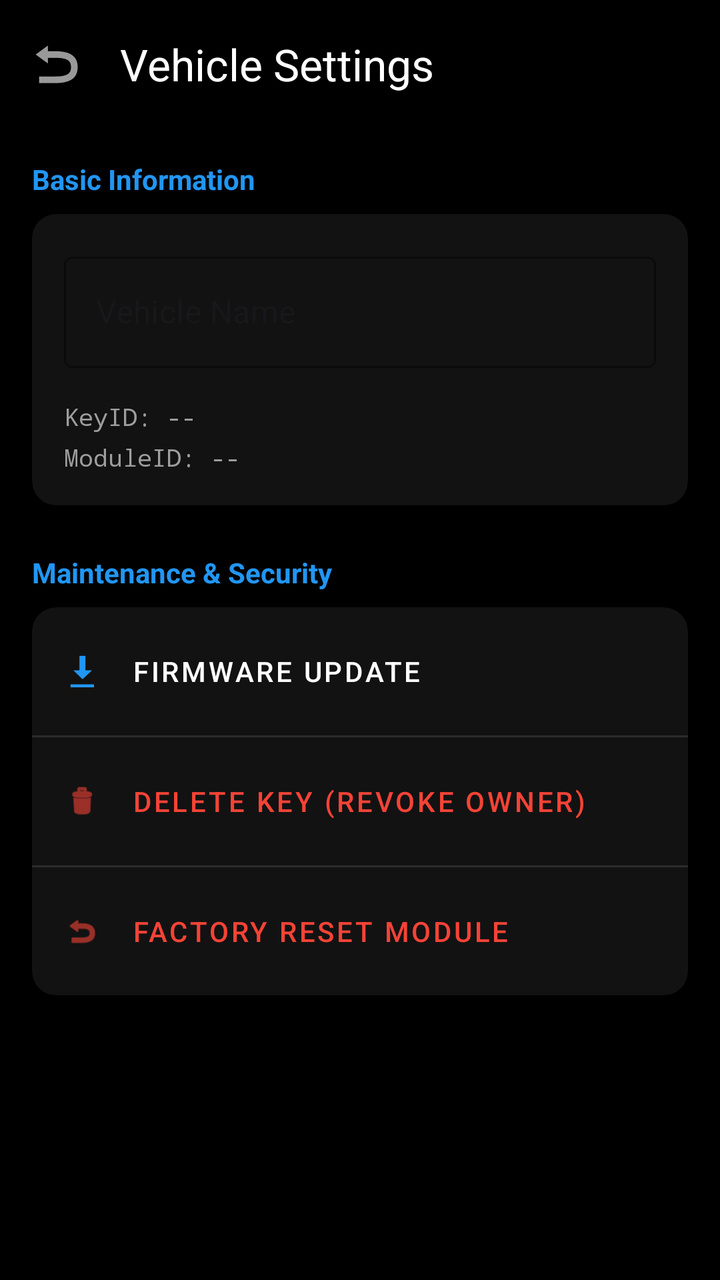
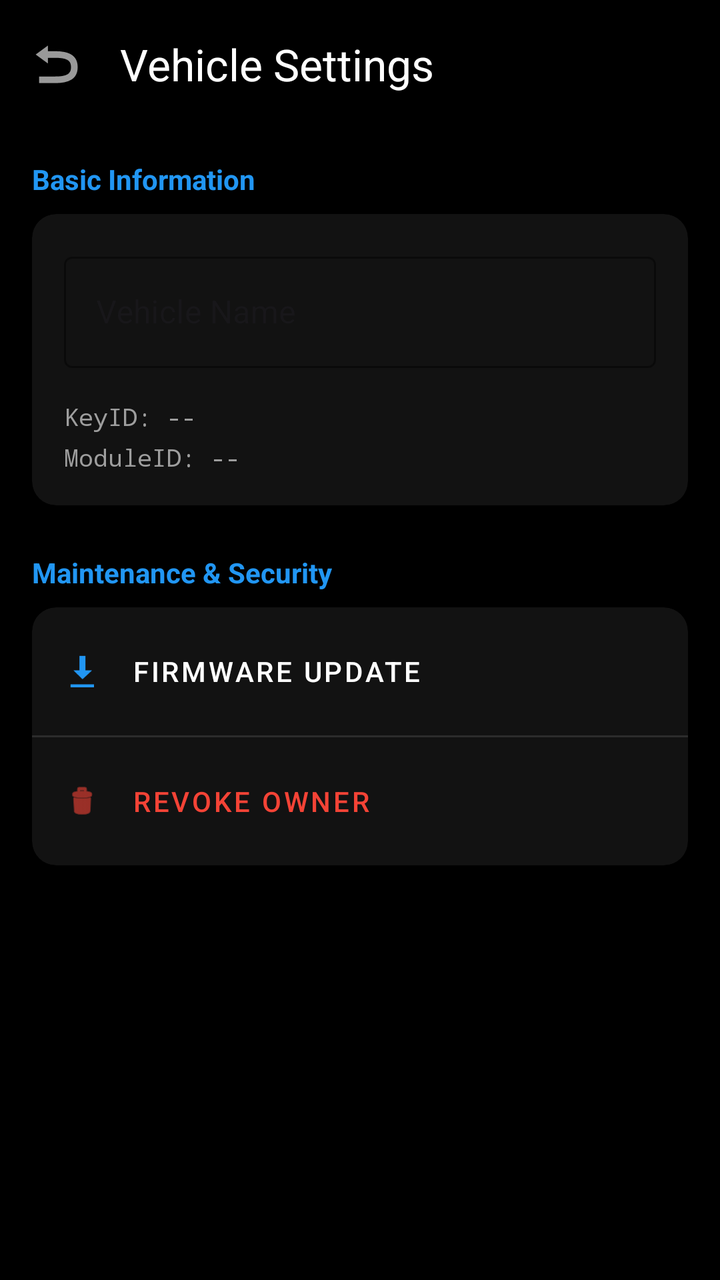

An Android layout rendered at two revisions. The XML below is the earlier revision; the diff shows what the commit changed to produce the second picture.
<!-- AndroidManifest.xml: application theme Theme._100_BasicCrypto -->
<!-- res/layout/activity_settings.xml -->
<?xml version="1.0" encoding="utf-8"?>
<androidx.coordinatorlayout.widget.CoordinatorLayout xmlns:android="http://schemas.android.com/apk/res/android"
    xmlns:app="http://schemas.android.com/apk/res-auto"
    android:layout_width="match_parent"
    android:layout_height="match_parent"
    android:background="@color/black"
    android:fitsSystemWindows="true">

    <com.google.android.material.appbar.AppBarLayout
        android:layout_width="match_parent"
        android:layout_height="wrap_content"
        android:background="@color/black">

        <androidx.appcompat.widget.Toolbar
            android:id="@+id/toolbar_settings"
            android:layout_width="match_parent"
            android:layout_height="?attr/actionBarSize"
            app:navigationIcon="@android:drawable/ic_menu_revert"
            app:navigationIconTint="@color/white"
            app:title="Vehicle Settings"
            app:titleTextColor="@color/white">

            <androidx.appcompat.widget.ActionMenuView
                android:layout_width="wrap_content"
                android:layout_height="wrap_content"
                android:layout_gravity="end" />

        </androidx.appcompat.widget.Toolbar>
    </com.google.android.material.appbar.AppBarLayout>

    <androidx.core.widget.NestedScrollView
        android:layout_width="match_parent"
        android:layout_height="match_parent"
        app:layout_behavior="@string/appbar_scrolling_view_behavior">

        <LinearLayout
            android:layout_width="match_parent"
            android:layout_height="wrap_content"
            android:orientation="vertical"
            android:padding="16dp">

            
            <TextView
                android:layout_width="wrap_content"
                android:layout_height="wrap_content"
                android:layout_marginBottom="8dp"
                android:text="Basic Information"
                android:textColor="@color/primary_blue"
                android:textSize="14sp"
                android:textStyle="bold" />

            <androidx.cardview.widget.CardView
                android:layout_width="match_parent"
                android:layout_height="wrap_content"
                android:layout_marginBottom="24dp"
                app:cardBackgroundColor="@color/card_bg"
                app:cardCornerRadius="12dp"
                app:cardElevation="0dp">

                <LinearLayout
                    android:layout_width="match_parent"
                    android:layout_height="wrap_content"
                    android:orientation="vertical"
                    android:padding="16dp">

                    <com.google.android.material.textfield.TextInputLayout
                        style="@style/Widget.MaterialComponents.TextInputLayout.OutlinedBox"
                        android:layout_width="match_parent"
                        android:layout_height="wrap_content"
                        android:hint="Vehicle Name"
                        app:boxStrokeColor="@color/primary_blue"
                        app:hintTextColor="@color/primary_blue">

                        <com.google.android.material.textfield.TextInputEditText
                            android:id="@+id/et_settings_vehicle_name"
                            android:layout_width="match_parent"
                            android:layout_height="wrap_content"
                            android:textColor="@color/white" />
                    </com.google.android.material.textfield.TextInputLayout>

                    <TextView
                        android:id="@+id/tv_settings_key_id"
                        android:layout_width="wrap_content"
                        android:layout_height="wrap_content"
                        android:layout_marginTop="16dp"
                        android:text="KeyID: --"
                        android:textColor="@color/gray_text"
                        android:textSize="12sp"
                        android:fontFamily="monospace" />

                    <TextView
                        android:id="@+id/tv_settings_module_id"
                        android:layout_width="wrap_content"
                        android:layout_height="wrap_content"
                        android:layout_marginTop="4dp"
                        android:text="ModuleID: --"
                        android:textColor="@color/gray_text"
                        android:textSize="12sp"
                        android:fontFamily="monospace" />
                </LinearLayout>
            </androidx.cardview.widget.CardView>

            
            <TextView
                android:layout_width="wrap_content"
                android:layout_height="wrap_content"
                android:layout_marginBottom="8dp"
                android:text="Maintenance &amp; Security"
                android:textColor="@color/primary_blue"
                android:textSize="14sp"
                android:textStyle="bold" />

            <androidx.cardview.widget.CardView
                android:layout_width="match_parent"
                android:layout_height="wrap_content"
                app:cardBackgroundColor="@color/card_bg"
                app:cardCornerRadius="12dp"
                app:cardElevation="0dp">

                <LinearLayout
                    android:layout_width="match_parent"
                    android:layout_height="wrap_content"
                    android:orientation="vertical">

                    <com.google.android.material.button.MaterialButton
                        android:id="@+id/btn_settings_firmware_update"
                        style="@style/Widget.MaterialComponents.Button.TextButton"
                        android:layout_width="match_parent"
                        android:layout_height="64dp"
                        android:gravity="center_vertical|start"
                        android:paddingHorizontal="16dp"
                        android:text="Firmware Update"
                        android:textColor="@color/white"
                        app:icon="@android:drawable/stat_sys_download"
                        app:iconPadding="16dp"
                        app:iconTint="@color/primary_blue" />

                    <View android:layout_width="match_parent" android:layout_height="1dp" android:background="@color/divider" />

                    <com.google.android.material.button.MaterialButton
                        android:id="@+id/btn_settings_delete_key"
                        style="@style/Widget.MaterialComponents.Button.TextButton"
                        android:layout_width="match_parent"
                        android:layout_height="64dp"
                        android:gravity="center_vertical|start"
                        android:paddingHorizontal="16dp"
                        android:text="Delete Key (Revoke Owner)"
                        android:textColor="@color/error_red"
                        app:icon="@android:drawable/ic_menu_delete"
                        app:iconPadding="16dp"
                        app:iconTint="@color/error_red" />

                    <View android:layout_width="match_parent" android:layout_height="1dp" android:background="@color/divider" />

                    <com.google.android.material.button.MaterialButton
                        android:id="@+id/btn_settings_factory_reset"
                        style="@style/Widget.MaterialComponents.Button.TextButton"
                        android:layout_width="match_parent"
                        android:layout_height="64dp"
                        android:gravity="center_vertical|start"
                        android:paddingHorizontal="16dp"
                        android:text="Factory Reset Module"
                        android:textColor="@color/error_red"
                        app:icon="@android:drawable/ic_menu_revert"
                        app:iconPadding="16dp"
                        app:iconTint="@color/error_red" />

                </LinearLayout>
            </androidx.cardview.widget.CardView>

        </LinearLayout>
    </androidx.core.widget.NestedScrollView>

</androidx.coordinatorlayout.widget.CoordinatorLayout>
<!-- resources referenced by this layout -->
<resources>
  <color name="black">#000000</color>
  <color name="card_bg">#121212</color>
  <color name="divider">#2C2C2C</color>
  <color name="error_red">#F44336</color>
  <color name="gray_text">#9E9E9E</color>
  <color name="primary_blue">#2196F3</color>
  <color name="white">#FFFFFF</color>
  <style name="Theme._100_BasicCrypto" parent="Base.Theme._100_BasicCrypto" />
  <style name="Base.Theme._100_BasicCrypto" parent="Theme.Material3.DayNight.NoActionBar">
          
          
      </style>
</resources>

<!-- the commit's change to res/layout/activity_settings.xml (unified diff, before → after) -->
@@ -138,30 +138,15 @@
                     <View android:layout_width="match_parent" android:layout_height="1dp" android:background="@color/divider" />
 
                     <com.google.android.material.button.MaterialButton
-                        android:id="@+id/btn_settings_delete_key"
+                        android:id="@+id/btn_settings_revoke_owner"
                         style="@style/Widget.MaterialComponents.Button.TextButton"
                         android:layout_width="match_parent"
                         android:layout_height="64dp"
                         android:gravity="center_vertical|start"
                         android:paddingHorizontal="16dp"
-                        android:text="Delete Key (Revoke Owner)"
+                        android:text="Revoke Owner"
                         android:textColor="@color/error_red"
                         app:icon="@android:drawable/ic_menu_delete"
-                        app:iconPadding="16dp"
-                        app:iconTint="@color/error_red" />
-
-                    <View android:layout_width="match_parent" android:layout_height="1dp" android:background="@color/divider" />
-
-                    <com.google.android.material.button.MaterialButton
-                        android:id="@+id/btn_settings_factory_reset"
-                        style="@style/Widget.MaterialComponents.Button.TextButton"
-                        android:layout_width="match_parent"
-                        android:layout_height="64dp"
-                        android:gravity="center_vertical|start"
-                        android:paddingHorizontal="16dp"
-                        android:text="Factory Reset Module"
-                        android:textColor="@color/error_red"
-                        app:icon="@android:drawable/ic_menu_revert"
                         app:iconPadding="16dp"
                         app:iconTint="@color/error_red" />
 
@@ -171,4 +156,39 @@
         </LinearLayout>
     </androidx.core.widget.NestedScrollView>
 
+    
+    <FrameLayout
+        android:id="@+id/loading_overlay"
+        android:layout_width="match_parent"
+        android:layout_height="match_parent"
+        android:background="#AA000000"
+        android:clickable="true"
+        android:focusable="true"
+        android:visibility="gone">
+
+        <LinearLayout
+            android:layout_width="wrap_content"
+            android:layout_height="wrap_content"
+            android:layout_gravity="center"
+            android:gravity="center"
+            android:orientation="vertical"
+            android:padding="24dp">
+
+            <ProgressBar
+                android:layout_width="48dp"
+                android:layout_height="48dp"
+                android:indeterminateTint="@color/primary_blue" />
+
+            <TextView
+                android:id="@+id/tv_loading_message"
+                android:layout_width="wrap_content"
+                android:layout_height="wrap_content"
+                android:layout_marginTop="16dp"
+                android:text="Processing Request... Please stay near the vehicle."
+                android:textColor="@color/white"
+                android:textSize="16sp"
+                android:gravity="center" />
+        </LinearLayout>
+    </FrameLayout>
+
 </androidx.coordinatorlayout.widget.CoordinatorLayout>
